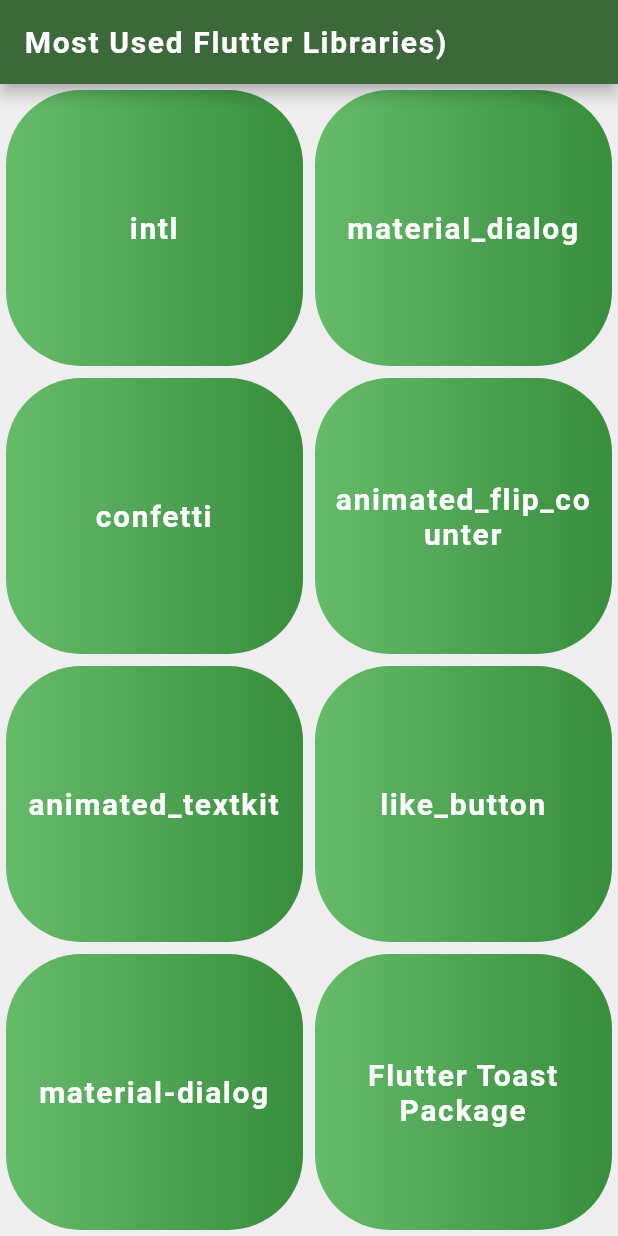
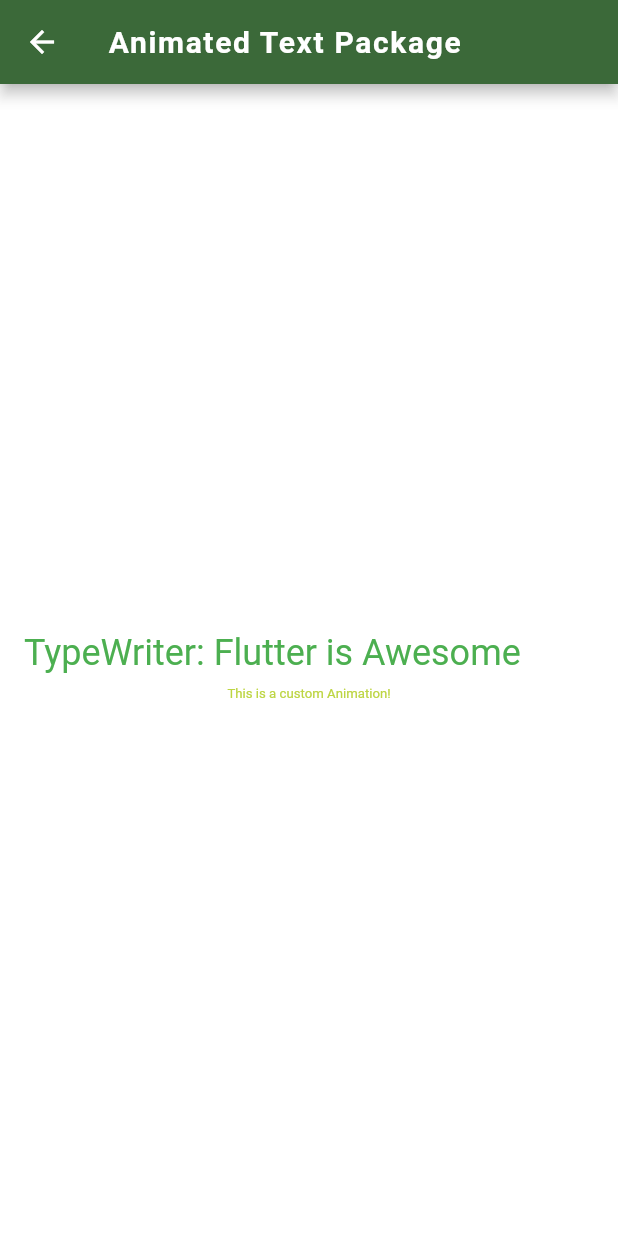
Before and after one commit to HeshmatGhaffariHadid/Libraries-Navigator, a Flutter app: the screen it shows after launch, after a tap on "animated_textkit", on a phone screen of 412 x 824 dp. Run offline on Flutter 3.47's test engine with Material 2 defaults, Android fonts, the phone set to English and light mode, and no system bars; drawn by our look-alikes of animated_text_kit; our stand-ins replace flutter_styled_toast, font_awesome_flutter; missing offline and left inert: material_dialogs.

Commit message:
Animated texts added

```diff
--- a/lib/main.dart
+++ b/lib/main.dart
@@ -1,4 +1,5 @@
 import 'package:flutter/material.dart';
+import 'package:libraries_navigator/screens/animated_text_screen.dart';
 import 'package:libraries_navigator/screens/intl_screen.dart';
 import 'package:libraries_navigator/screens/material_dialog.dart';
 import 'package:libraries_navigator/screens/toast_screen.dart';
@@ -20,6 +21,7 @@ class MyApp extends StatelessWidget {
         '/intl': (context) => IntlScreen(),
         '/material_dialog': (context) => MaterialDialog(),
         '/toast_screen' : (context) => ToastScreen(),
+        '/animated_text' : (context) => AnimatedTextScreen(),
       },
       theme: ThemeData.light().copyWith(
         colorScheme: ColorScheme.fromSeed(
--- /dev/null
+++ b/lib/screens/animated_text_screen.dart
@@ -0,0 +1,99 @@
+
+import 'package:animated_text_kit/animated_text_kit.dart';
+import 'package:flutter/material.dart';
+import 'package:libraries_navigator/constants.dart';
+
+class AnimatedTextScreen extends StatefulWidget {
+  const AnimatedTextScreen({super.key});
+
+  @override
+  State<AnimatedTextScreen> createState() => _AnimatedTextScreenState();
+}
+
+class _AnimatedTextScreenState extends State<AnimatedTextScreen> with SingleTickerProviderStateMixin {
+
+late AnimationController controller;
+late Animation animation;
+
+@override
+  void initState() {
+    super.initState();
+    controller = AnimationController(vsync: this,duration: Duration(seconds: 3));
+    controller.forward();
+    controller.addListener(() {
+      setState(() {});
+    });
+
+    animation = ColorTween(
+      end:  Colors.green,
+      begin: Colors.yellow,
+    ).animate(controller);
+  }
+  @override
+  void dispose() {
+    super.dispose();
+    controller.dispose();
+  }
+
+
+  @override
+  Widget build(BuildContext context) {
+    return Scaffold(
+      appBar: AppBar(
+        title: const Text('Animated Text Package', style: kTitleStyle),
+      ),
+      backgroundColor: Colors.white.withOpacity(controller.value),
+      body: Center(
+        child: Padding(
+          padding: const EdgeInsets.all(8.0),
+          child: Column(
+            mainAxisSize: MainAxisSize.min,
+            children: [
+              Padding(
+                padding: const EdgeInsets.all(8.0),
+                child: Row(
+                  // mainAxisSize: MainAxisSize.min,
+                  children: [
+                    const Text(
+                      'TypeWriter: ',
+                      style: TextStyle(
+                        fontSize: 24,
+                        color: Colors.green,
+                      ),
+                    ),
+                    const Text(
+                      'Flutter is ',
+                      style: TextStyle(
+                        fontSize: 24,
+                        color: Colors.green,
+                      ),
+                    ),
+                    DefaultTextStyle(
+                      style: const TextStyle(
+                        fontSize: 24,
+                        color: Colors.green,
+                      ),
+                      child: AnimatedTextKit(
+                        repeatForever: true,
+                        animatedTexts: [
+                          TypewriterAnimatedText('Awesome'),
+                          TypewriterAnimatedText('Amazing'),
+                          TypewriterAnimatedText('The Best'),
+                        ],
+                      ),
+                    ),
+                  ],
+                ),
+              ),
+              // SizedBox(height: 40),
+              Text('This is a custom Animation!',style: TextStyle(
+                color: animation.value,
+                fontSize: controller.value * 24,
+              ),),
+            ],
+          ),
+        ),
+      ),
+    );
+  }
+}
--- a/lib/screens/home_screen.dart
+++ b/lib/screens/home_screen.dart
@@ -19,7 +19,7 @@ class HomeScreen extends StatelessWidget {
             child: Row(
               children: [
                 Expanded(child: ClickableCard('intl', '/intl')),
-                Expanded(child: ClickableCard('material_dialog','')),
+                Expanded(child: ClickableCard('material_dialog','/material_dialog')),
               ],
             ),
           ),
@@ -35,7 +35,7 @@ class HomeScreen extends StatelessWidget {
           Expanded(
             child: Row(
               children: [
-                Expanded(child: ClickableCard('animated_textkit','')),
+                Expanded(child: ClickableCard('animated_textkit','/animated_text')),
                 Expanded(child: ClickableCard('like_button','')),
               ],
             ),
@@ -43,7 +43,7 @@ class HomeScreen extends StatelessWidget {
           Expanded(
             child: Row(
               children: [
-                Expanded(child: ClickableCard('material-dialog','/material_dialog')),
+                Expanded(child: ClickableCard('','')),
                 Expanded(child: ClickableCard('Flutter Toast Package','/toast_screen')),
               ],
             ),
--- a/pubspec.yaml
+++ b/pubspec.yaml
@@ -36,12 +36,9 @@ dependencies:
   # Use with the CupertinoIcons class for iOS style icons.
   cupertino_icons: ^1.0.2
   font_awesome_flutter: ^10.6.0
-#  import 'package:font_awesome_flutter/font_awesome_flutter.dart';
   flutter_styled_toast: ^2.1.3
-#  import 'package:flutter_styled_toast/flutter_styled_toast.dart';
   intl: ^0.18.0
   material_dialogs: ^1.1.4
-
   animated_flip_counter: ^0.2.6
 #  import 'package:animated_flip_counter/animated_flip_counter.dart';
   animated_text_kit: ^4.2.2
```
Also changed, not shown: pubspec.lock.
